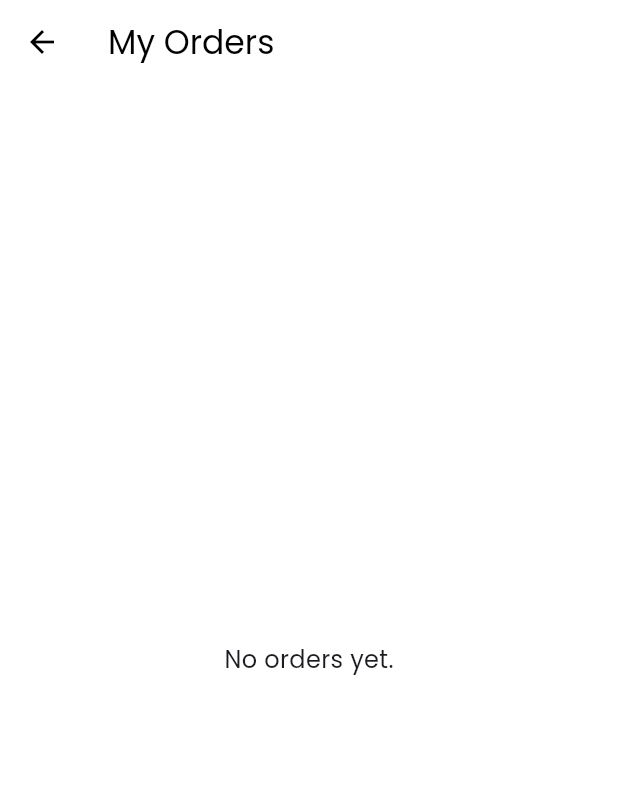
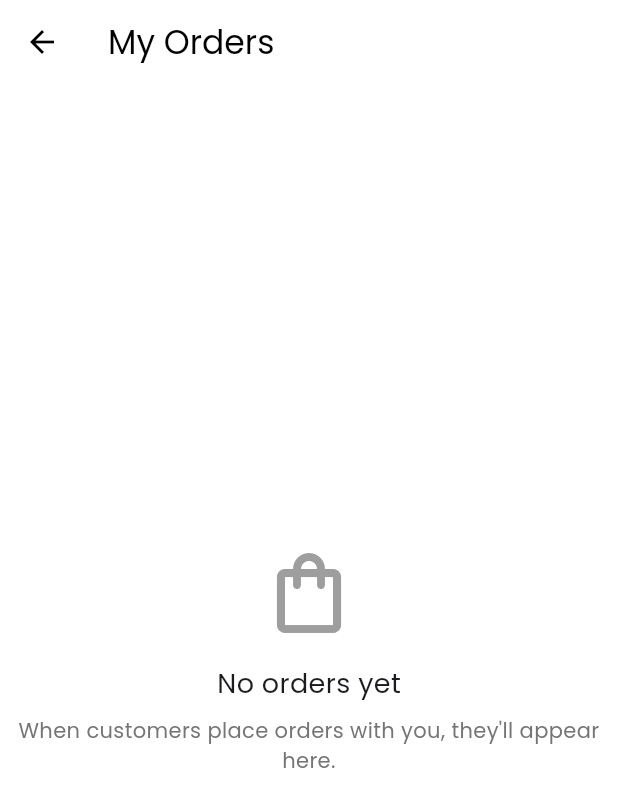
Before and after one commit to fyodorrrrr/haul-app, a Flutter app: the SellerOrdersScreen screen opened directly, on a phone screen of 412 x 824 dp. Shown: the top 807 px of the screen. Run offline on Flutter 3.47's test engine with Material 3 defaults, Android fonts, the phone set to English and light mode, and no system bars; our stand-ins replace cloud_firestore, firebase_auth, firebase_core, firebase_storage, flutter_dotenv, google_fonts and 4 more; missing offline and left inert: firebase_app_check; accounts and stored records are empty; network calls fail.

Commit message:
feat: Refactor order management by introducing OrderProvider and removing SellerOrdersProvider

```diff
--- a/lib/main.dart
+++ b/lib/main.dart
@@ -19,7 +19,7 @@ import 'providers/seller_registration_provider.dart'; // Import the new provider
 import 'package:flutter_dotenv/flutter_dotenv.dart';
 import 'providers/checkout_provider.dart'; // Import the new provider
 import 'providers/address_provider.dart'; // Import the new provider
-import 'providers/seller_orders_provider.dart'; // Import the new provider
+import 'providers/order_provider.dart'; // Import the new provider
 
 final RouteObserver<PageRoute> routeObserver = RouteObserver<PageRoute>();
 
--- a/lib/providers/order_provider.dart
+++ b/lib/providers/order_provider.dart
@@ -0,0 +1,157 @@
+import 'package:flutter/material.dart';
+import 'package:cloud_firestore/cloud_firestore.dart';
+import 'package:firebase_auth/firebase_auth.dart';
+
+class SellerOrdersProvider with ChangeNotifier {
+  List<Map<String, dynamic>> _orders = [];
+  bool _isLoading = false;
+  String? _error;
+
+  // Add this getter for error
+  String? get error => _error;
+
+  // Existing getters
+  List<Map<String, dynamic>> get orders => _orders;
+  bool get isLoading => _isLoading;
+
+  // Add this getter for order status options
+  List<String> get statusOptions => [
+    'pending',
+    'processing',
+    'shipped',
+    'delivered',
+    'cancelled'
+  ];
+
+  Future<void> fetchSellerOrders() async {
+    _isLoading = true;
+    _error = null;
+    notifyListeners();
+
+    try {
+      // Get the current user
+      final user = FirebaseAuth.instance.currentUser;
+      if (user == null) {
+        print('Order loading failed: User not logged in');
+        _error = 'Please log in to view your orders';
+        _isLoading = false;
+        notifyListeners();
+        return;
+      }
+
+      print('Fetching orders for seller: ${user.uid}');
+
+      // Try with a simpler query first to debug
+      // This query doesn't require a composite index
+      final snapshot = await FirebaseFirestore.instance
+          .collection('orders')
+          .where('sellerId', isEqualTo: user.uid)
+          .limit(50)  // Limit to first 50 orders for performance
+          .get();
+
+      print('Found ${snapshot.docs.length} orders');
+
+      if (snapshot.docs.isEmpty) {
+        // Check if there are any orders for this seller at all
+        print('No orders found. Checking if sellerId field exists...');
+
+        // Check a sample order to see if your field names are correct
+        final sampleOrder = await FirebaseFirestore.instance
+            .collection('orders')
+            .limit(1)
+            .get();
+
+        if (sampleOrder.docs.isNotEmpty) {
+          print('Sample order fields: ${sampleOrder.docs.first.data().keys}');
+        }
+      }
+
+      _orders = snapshot.docs.map((doc) {
+        final data = doc.data();
+        // Check if createdAt exists and convert from Timestamp if needed
+        if (data['createdAt'] is Timestamp) {
+          data['createdAtFormatted'] = _formatDate(data['createdAt'] as Timestamp);
+        }
+
+        return {
+          ...data,
+          'documentId': doc.id,
+        };
+      }).toList();
+
+      // Sort the orders locally since we removed the orderBy
+      _orders.sort((a, b) {
+        final aDate = a['createdAt'] as Timestamp?;
+        final bDate = b['createdAt'] as Timestamp?;
+        if (aDate == null || bDate == null) return 0;
+        return bDate.compareTo(aDate); // Descending order
+      });
+
+      _isLoading = false;
+      notifyListeners();
+    } catch (e) {
+      print('Error fetching orders: $e');
+      _error = e.toString();
+      _isLoading = false;
+      notifyListeners();
+    }
+  }
+
+  // Helper function to format timestamps
+  String _formatDate(Timestamp timestamp) {
+    final date = timestamp.toDate();
+    return '${date.day}/${date.month}/${date.year}';
+  }
+
+  Future<bool> updateOrderStatus(String orderId, String newStatus) async {
+    try {
+      await FirebaseFirestore.instance
+          .collection('orders')
+          .doc(orderId)
+          .update({'status': newStatus});
+
+      // Update local data too
+      final index = _orders.indexWhere((order) => order['documentId'] == orderId);
+      if (index >= 0) {
+        _orders[index] = {
+          ..._orders[index],
+          'status': newStatus,
+        };
+        notifyListeners();
+      }
+
+      return true;
+    } catch (e) {
+      print('Error updating order status: $e');
+      return false;
+    }
+  }
+
+  Future<void> updateOrderStatusWithFeedback(String documentId, String newStatus, BuildContext context) async {
+    try {
+      await FirebaseFirestore.instance
+          .collection('orders')
+          .doc(documentId)
+          .update({'status': newStatus});
+      await fetchSellerOrders();
+      ScaffoldMessenger.of(context).showSnackBar(
+        SnackBar(content: Text('Order status updated to $newStatus')),
+      );
+    } catch (e) {
+      ScaffoldMessenger.of(context).showSnackBar(
+        SnackBar(content: Text('Error updating order: $e'), backgroundColor: Colors.red),
+      );
+    }
+  }
+
+  Color getStatusColor(String status) {
+    switch (status.toLowerCase()) {
+      case 'pending': return Colors.orange;
+      case 'processing': return Colors.blue;
+      case 'shipped': return Colors.indigo;
+      case 'delivered': return Colors.green;
+      case 'cancelled': return Colors.red;
+      default: return Colors.grey;
+    }
+  }
+}
--- a/lib/screens/seller/order_listing_screen.dart
+++ b/lib/screens/seller/order_listing_screen.dart
@@ -3,7 +3,7 @@ import 'package:google_fonts/google_fonts.dart';
 import 'package:intl/intl.dart';
 import 'package:provider/provider.dart';
 import 'package:cloud_firestore/cloud_firestore.dart';
-import '../../providers/seller_orders_provider.dart';
+import '../../providers/order_provider.dart';
 
 class SellerOrdersScreen extends StatefulWidget {
   const SellerOrdersScreen({Key? key}) : super(key: key);
@@ -31,14 +31,59 @@ class _SellerOrdersScreenState extends State<SellerOrdersScreen> {
           if (provider.isLoading) {
             return const Center(child: CircularProgressIndicator());
           }
-          if (provider.orders.isEmpty) {
+
+          if (provider.error != null) {
             return Center(
-              child: Text(
-                'No orders yet.',
-                style: GoogleFonts.poppins(fontSize: 16),
+              child: Column(
+                mainAxisAlignment: MainAxisAlignment.center,
+                children: [
+                  Icon(Icons.error_outline, size: 48, color: Colors.red),
+                  SizedBox(height: 16),
+                  Text(
+                    'Failed to load orders',
+                    style: GoogleFonts.poppins(fontSize: 18, fontWeight: FontWeight.w500),
+                  ),
+                  SizedBox(height: 8),
+                  Text(
+                    provider.error!,
+                    textAlign: TextAlign.center,
+                    style: GoogleFonts.poppins(fontSize: 14),
+                  ),
+                  SizedBox(height: 24),
+                  ElevatedButton(
+                    onPressed: () => provider.fetchSellerOrders(),
+                    child: Text('Try Again'),
+                    style: ElevatedButton.styleFrom(
+                      padding: EdgeInsets.symmetric(horizontal: 24, vertical: 12),
+                    ),
+                  ),
+                ],
               ),
             );
           }
+
+          if (provider.orders.isEmpty) {
+            return Center(
+              child: Column(
+                mainAxisAlignment: MainAxisAlignment.center,
+                children: [
+                  Icon(Icons.shopping_bag_outlined, size: 64, color: Colors.grey),
+                  SizedBox(height: 16),
+                  Text(
+                    'No orders yet',
+                    style: GoogleFonts.poppins(fontSize: 18),
+                  ),
+                  SizedBox(height: 8),
+                  Text(
+                    'When customers place orders with you, they\'ll appear here.',
+                    textAlign: TextAlign.center,
+                    style: GoogleFonts.poppins(fontSize: 14, color: Colors.grey[600]),
+                  ),
+                ],
+              ),
+            );
+          }
+
           final orders = provider.orders;
           return ListView.separated(
             padding: const EdgeInsets.all(16),
```
Also changed, not shown: lib/providers/seller_orders_provider.dart (deleted, +0 -96 lines), 4 other files.
